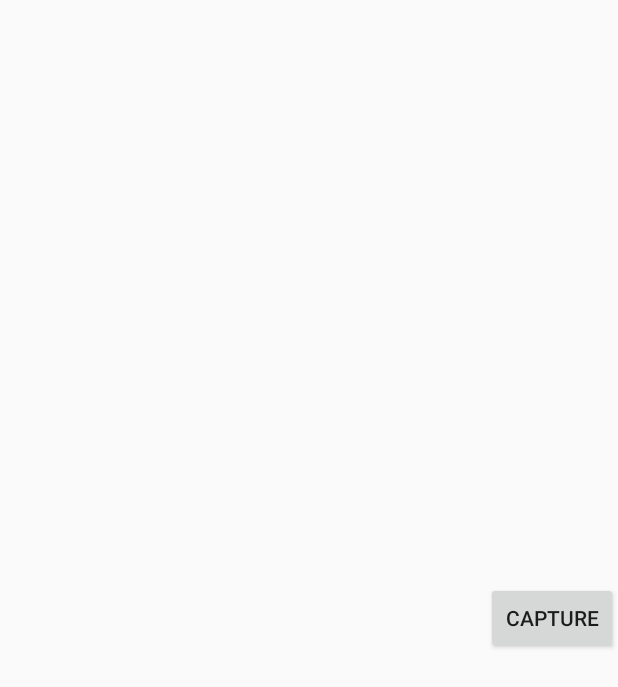
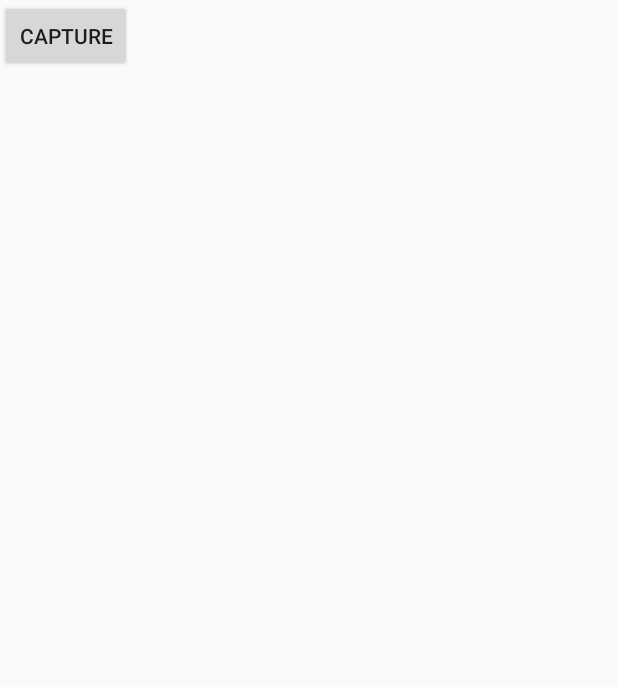
Before and after one commit to IMQS/augmented, an Android app: the layout activity_camera.xml on its own in the app's theme, with its tools: preview values and no code run, on a phone screen of 412 x 824 dp. Shown: the top 687 px of the screen. Run offline under Robolectric (Android 15) with nearby library versions, the phone set to English and light mode, and no system bars.

Commit message:
capture button overlays properly and make campea activity 'more' fullscreen

```diff
--- a/SampleRecording/app/src/main/AndroidManifest.xml
+++ b/SampleRecording/app/src/main/AndroidManifest.xml
@@ -8,6 +8,7 @@
         android:label="@string/app_name"
         android:supportsRtl="true"
         android:theme="@style/AppTheme">
+
         <activity android:name=".MainActivity">
             <intent-filter>
                 <action android:name="android.intent.action.MAIN" />
@@ -18,10 +19,7 @@
 
 
         <activity android:name=".CameraActivity"
-            android:label="@string/app_name"
-
-            android:screenOrientation="landscape">
-            <!-- configure this activity to use landscape orientation -->
+            android:label="@string/app_name">
 
             <intent-filter>
                 <action android:name="android.intent.action.MAIN" />
--- a/SampleRecording/app/src/main/java/tcfb/samplerecording/MainActivity.java
+++ b/SampleRecording/app/src/main/java/tcfb/samplerecording/MainActivity.java
@@ -4,6 +4,7 @@ import android.content.Intent;
 import android.os.Bundle;
 import android.support.v7.app.AppCompatActivity;
 import android.view.View;
+import android.view.Window;
 import android.widget.Button;
 
 public class MainActivity extends AppCompatActivity implements View.OnClickListener {
--- a/SampleRecording/app/src/main/res/layout/activity_camera.xml
+++ b/SampleRecording/app/src/main/res/layout/activity_camera.xml
@@ -1,24 +1,28 @@
 <?xml version="1.0" encoding="utf-8"?>
 <LinearLayout xmlns:android="http://schemas.android.com/apk/res/android"
-    android:orientation="horizontal"
     android:layout_width="fill_parent"
     android:layout_height="fill_parent"
     >
 
 
     <FrameLayout
+        android:layout_width="wrap_content"
+        android:layout_height="wrap_content">
+        <FrameLayout
         android:id="@+id/camera_preview"
         android:layout_width="fill_parent"
         android:layout_height="fill_parent"
         android:layout_weight="1"
             />
-
         <Button
             android:id="@+id/button_capture"
             android:text="Capture"
             android:layout_width="wrap_content"
             android:layout_height="wrap_content"
-        android:layout_gravity="center"
+            android:layout_gravity="center_horizontal"
             />
+        </FrameLayout>
+
+
 
 </LinearLayout>
```
Also changed, not shown: SampleRecording/app/src/main/java/tcfb/samplerecording/CameraActivity.java (+7 -0 lines). Lines whose indentation alone changed are shown as unchanged.
